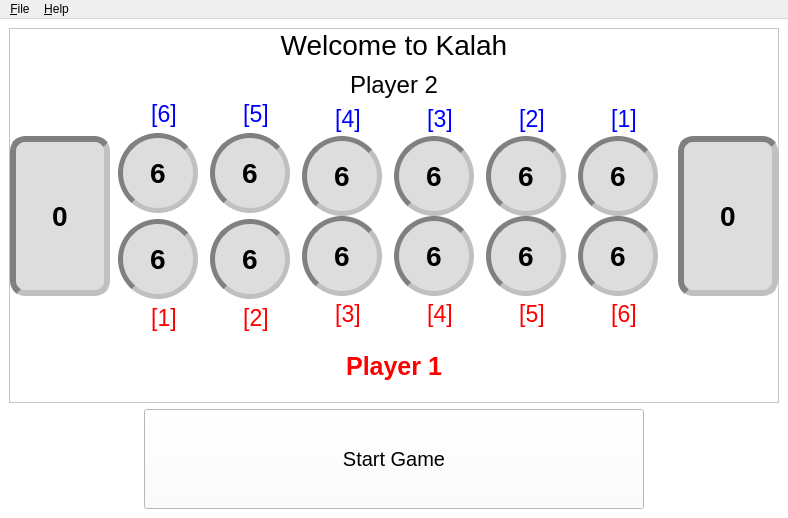
This is pykalah/view/ui/static/main_window.ui in TutorExilius/pyKalah as Qt 5 draws it before an edit. The edited form follows.
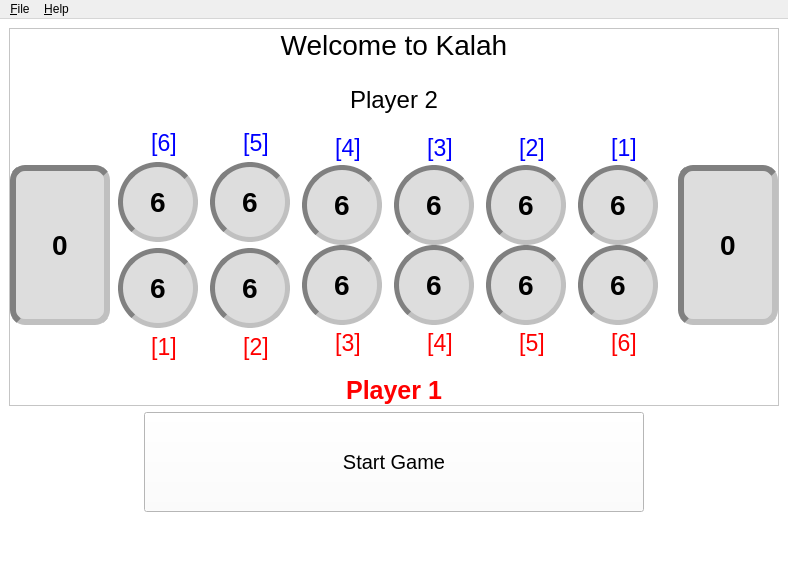
This is the edited form.

Patch:
```diff
--- a/pykalah/view/ui/static/main_window.ui
+++ b/pykalah/view/ui/static/main_window.ui
@@ -7,7 +7,7 @@
     <x>0</x>
     <y>0</y>
     <width>788</width>
-    <height>518</height>
+    <height>585</height>
    </rect>
   </property>
   <property name="windowTitle">
@@ -75,7 +75,7 @@
              <property name="sizeHint" stdset="0">
               <size>
                <width>0</width>
-               <height>8</height>
+               <height>25</height>
               </size>
              </property>
             </spacer>
@@ -97,6 +97,22 @@
            </item>
           </layout>
          </item>
+         <item>
+          <spacer name="verticalSpacer_3">
+           <property name="orientation">
+            <enum>Qt::Vertical</enum>
+           </property>
+           <property name="sizeType">
+            <enum>QSizePolicy::Fixed</enum>
+           </property>
+           <property name="sizeHint" stdset="0">
+            <size>
+             <width>0</width>
+             <height>16</height>
+            </size>
+           </property>
+          </spacer>
+         </item>
          <item>
           <layout class="QHBoxLayout" name="horizontalLayout_3">
            <item>
@@ -1051,6 +1067,22 @@
            </item>
           </layout>
          </item>
+         <item>
+          <spacer name="verticalSpacer_4">
+           <property name="orientation">
+            <enum>Qt::Vertical</enum>
+           </property>
+           <property name="sizeType">
+            <enum>QSizePolicy::Fixed</enum>
+           </property>
+           <property name="sizeHint" stdset="0">
+            <size>
+             <width>0</width>
+             <height>16</height>
+            </size>
+           </property>
+          </spacer>
+         </item>
          <item>
           <layout class="QVBoxLayout" name="verticalLayout_11">
            <item>
@@ -1111,6 +1143,22 @@
       </item>
      </layout>
     </item>
+    <item>
+     <spacer name="verticalSpacer_2">
+      <property name="orientation">
+       <enum>Qt::Vertical</enum>
+      </property>
+      <property name="sizeType">
+       <enum>QSizePolicy::MinimumExpanding</enum>
+      </property>
+      <property name="sizeHint" stdset="0">
+       <size>
+        <width>0</width>
+        <height>0</height>
+       </size>
+      </property>
+     </spacer>
+    </item>
    </layout>
   </widget>
   <widget class="QMenuBar" name="menubar">
```
Left out of the diff: 2 changed lines with no effect on the pictures.
